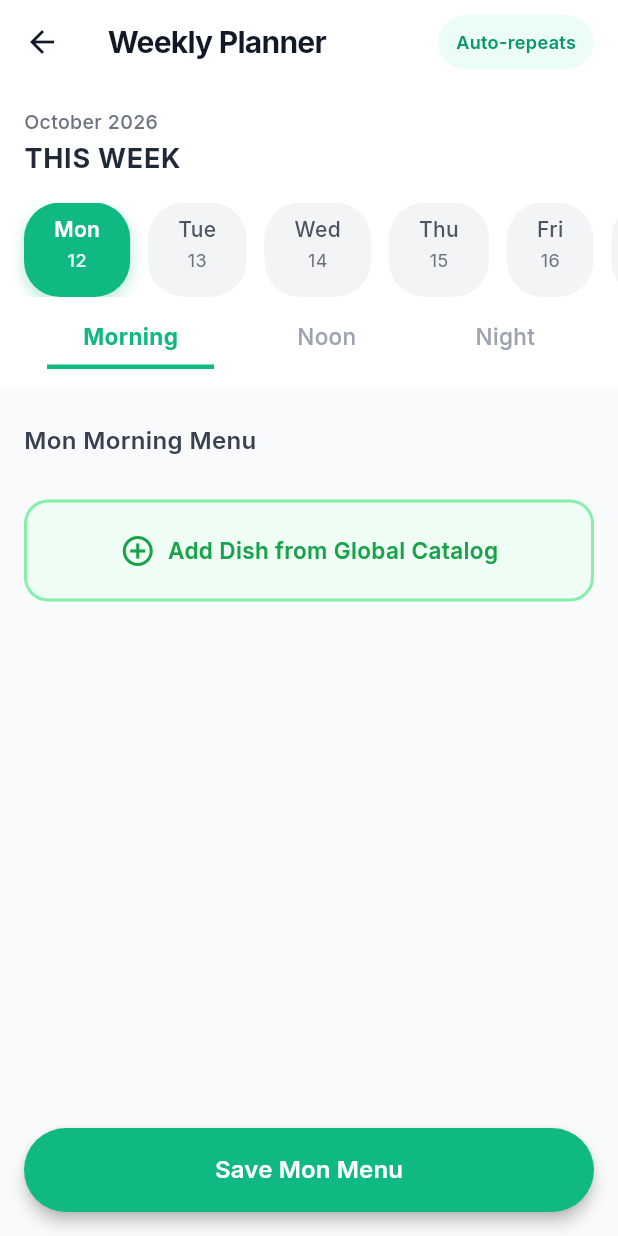
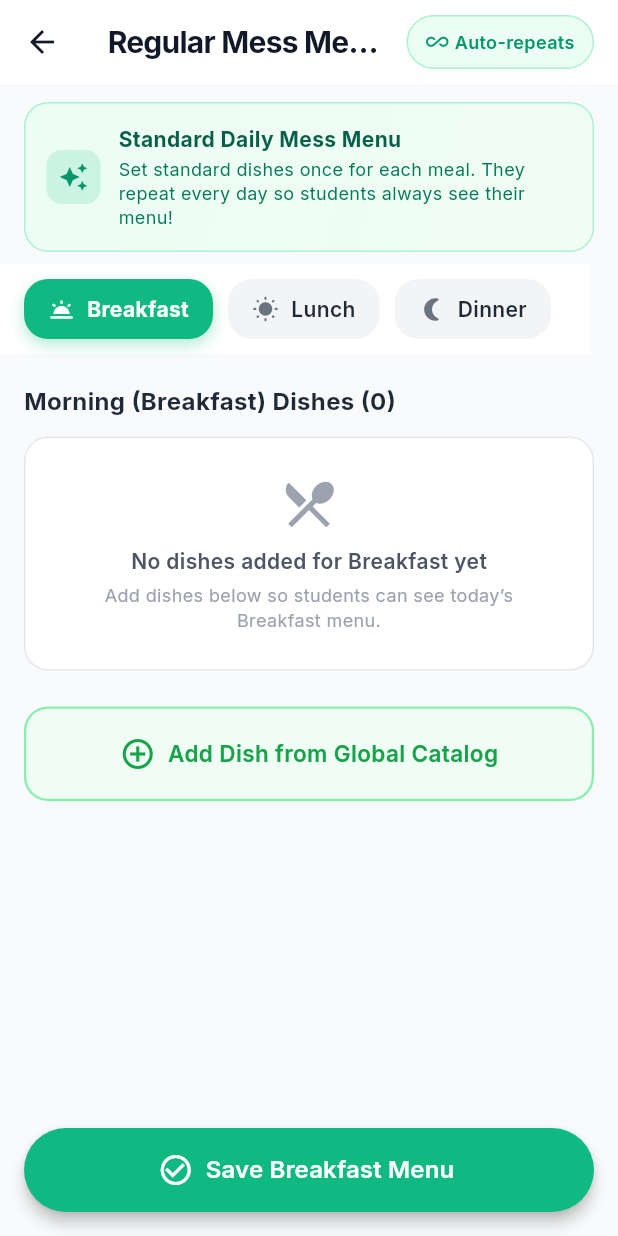
Before and after one commit to mohit-agnihotri/MessMate, a Flutter app: the OwnerMenuPlannerV2Page screen opened directly, on a phone screen of 412 x 824 dp. Run offline on Flutter 3.47's test engine with Material 3 defaults, Android fonts, the phone set to English and light mode, and no system bars; our stand-ins replace cached_network_image, cloud_firestore, firebase_auth, firebase_core, firebase_messaging, flutter_riverpod and 8 more; missing offline and left inert: flutter_quill; accounts and stored records are empty; generated files the repository leaves out were written again.

Commit message:
feat: simplify regular mess menu and ensure skip button is always accessible

```diff
--- a/lib/views/pages/owner/owner_menu_planner_v2_page.dart
+++ b/lib/views/pages/owner/owner_menu_planner_v2_page.dart
@@ -1,7 +1,6 @@
 import 'package:flutter/material.dart';
 import 'package:flutter_riverpod/flutter_riverpod.dart';
 import 'package:google_fonts/google_fonts.dart';
-import 'package:cached_network_image/cached_network_image.dart';
 
 import '../../../models/app_models.dart';
 import '../../../viewmodels/all_viewmodels.dart';
@@ -16,12 +15,68 @@ class OwnerMenuPlannerV2Page extends ConsumerStatefulWidget {
 
 class _OwnerMenuPlannerV2PageState
     extends ConsumerState<OwnerMenuPlannerV2Page> {
-  final List<String> _days = ['Mon', 'Tue', 'Wed', 'Thu', 'Fri', 'Sat', 'Sun'];
+
+  String _slotLabel(String slot) {
+    switch (slot) {
+      case 'morning':
+        return 'Morning (Breakfast)';
+      case 'noon':
+        return 'Noon (Lunch)';
+      case 'evening':
+        return 'Evening (Snacks)';
+      case 'night':
+        return 'Night (Dinner)';
+      default:
+        return slot[0].toUpperCase() + slot.substring(1);
+    }
+  }
+
+  String _slotShortLabel(String slot) {
+    switch (slot) {
+      case 'morning':
+        return 'Breakfast';
+      case 'noon':
+        return 'Lunch';
+      case 'evening':
+        return 'Snacks';
+      case 'night':
+        return 'Dinner';
+      default:
+        return slot[0].toUpperCase() + slot.substring(1);
+    }
+  }
+
+  IconData _slotIcon(String slot) {
+    switch (slot) {
+      case 'morning':
+        return Icons.wb_twilight_rounded;
+      case 'noon':
+        return Icons.wb_sunny_rounded;
+      case 'evening':
+        return Icons.coffee_rounded;
+      case 'night':
+        return Icons.nightlight_round;
+      default:
+        return Icons.restaurant_rounded;
+    }
+  }
 
   @override
   Widget build(BuildContext context) {
     final state = ref.watch(ownerMenuProvider);
     final viewModel = ref.read(ownerMenuProvider.notifier);
+
+    final enabledSlots = (state.mess != null
+            ? ['morning', 'noon', 'evening', 'night']
+                .where(
+                  (s) => state.mess!.mealTimings[s]?['enabled'] == 'true',
+                )
+                .toList()
+            : ['morning', 'noon', 'night']);
+
+    final activeSlot = enabledSlots.contains(state.selectedSlot)
+        ? state.selectedSlot
+        : (enabledSlots.isNotEmpty ? enabledSlots.first : 'noon');
 
     return Scaffold(
       backgroundColor: const Color(0xFFF9FAFB),
@@ -29,7 +84,7 @@ class _OwnerMenuPlannerV2PageState
         backgroundColor: Colors.white,
         elevation: 0,
         title: Text(
-          'Weekly Planner',
+          'Regular Mess Menu',
           style: GoogleFonts.inter(
             color: const Color(0xFF111827),
             fontSize: 20,
@@ -43,9 +98,19 @@ class _OwnerMenuPlannerV2PageState
             decoration: BoxDecoration(
               color: const Color(0xFFECFDF5),
               borderRadius: BorderRadius.circular(20),
+              border: Border.all(color: const Color(0xFFA7F3D0)),
             ),
             alignment: Alignment.center,
-            child: Text(
+            child: Row(
+              mainAxisSize: MainAxisSize.min,
+              children: [
+                const Icon(
+                  Icons.all_inclusive_rounded,
+                  size: 15,
+                  color: Color(0xFF059669),
+                ),
+                const SizedBox(width: 4),
+                Text(
                   'Auto-repeats',
                   style: GoogleFonts.inter(
                     color: const Color(0xFF059669),
@@ -53,100 +118,102 @@ class _OwnerMenuPlannerV2PageState
                     fontWeight: FontWeight.w600,
                   ),
                 ),
+              ],
+            ),
           ),
         ],
       ),
       body: state.isLoading && state.weeklyTemplates.isEmpty
           ? const Center(child: CircularProgressIndicator())
-          : Builder(
-              builder: (context) {
-                final now = DateTime.now();
-                final currentWeekday = now.weekday; // 1=Mon, 7=Sun
-                final startOfWeek = now.subtract(
-                  Duration(days: currentWeekday - 1),
-                );
-                const months = [
-                  'January',
-                  'February',
-                  'March',
-                  'April',
-                  'May',
-                  'June',
-                  'July',
-                  'August',
-                  'September',
-                  'October',
-                  'November',
-                  'December',
-                ];
-                final monthName = months[startOfWeek.month - 1];
-
-                return Column(
-                  children: [
-                    // Days of the week selector
-                    Container(
-                      color: Colors.white,
-                      padding: const EdgeInsets.only(top: 16, bottom: 8),
-                      child: Column(
+          : Column(
               crossAxisAlignment: CrossAxisAlignment.start,
               children: [
-                          Padding(
-                            padding: const EdgeInsets.symmetric(horizontal: 16),
+                // ── Info Banner ──
+                Container(
+                  margin: const EdgeInsets.fromLTRB(16, 12, 16, 8),
+                  padding: const EdgeInsets.all(14),
+                  decoration: BoxDecoration(
+                    gradient: const LinearGradient(
+                      colors: [Color(0xFFECFDF5), Color(0xFFF0FDF4)],
+                      begin: Alignment.topLeft,
+                      end: Alignment.bottomRight,
+                    ),
+                    borderRadius: BorderRadius.circular(16),
+                    border: Border.all(color: const Color(0xFFA7F3D0)),
+                  ),
+                  child: Row(
+                    children: [
+                      Container(
+                        padding: const EdgeInsets.all(8),
+                        decoration: BoxDecoration(
+                          color: const Color(0xFF10B981).withOpacity(0.15),
+                          borderRadius: BorderRadius.circular(10),
+                        ),
+                        child: const Icon(
+                          Icons.auto_awesome,
+                          color: Color(0xFF059669),
+                          size: 20,
+                        ),
+                      ),
+                      const SizedBox(width: 12),
+                      Expanded(
                         child: Column(
                           crossAxisAlignment: CrossAxisAlignment.start,
                           children: [
                             Text(
-                                  "$monthName ${startOfWeek.year}",
+                              'Standard Daily Mess Menu',
                               style: GoogleFonts.inter(
-                                    color: const Color(0xFF6B7280),
-                                    fontSize: 13,
-                                    fontWeight: FontWeight.w500,
+                                fontSize: 14,
+                                fontWeight: FontWeight.w700,
+                                color: const Color(0xFF065F46),
                               ),
                             ),
                             const SizedBox(height: 2),
                             Text(
-                                  "THIS WEEK",
+                              'Set standard dishes once for each meal. They repeat every day so students always see their menu!',
                               style: GoogleFonts.inter(
-                                    color: const Color(0xFF1F2937),
-                                    fontSize: 18,
-                                    fontWeight: FontWeight.w700,
-                                    letterSpacing: 0.5,
+                                fontSize: 12,
+                                color: const Color(0xFF047857),
+                                height: 1.3,
                               ),
                             ),
-                                const SizedBox(height: 16),
                           ],
                         ),
                       ),
-                          SingleChildScrollView(
+                    ],
+                  ),
+                ),
+
+                // ── Meal Slot Tabs (Derived Dynamically from Enabled Timings) ──
+                Container(
+                  color: Colors.white,
+                  padding: const EdgeInsets.symmetric(horizontal: 16, vertical: 10),
+                  child: SingleChildScrollView(
                     scrollDirection: Axis.horizontal,
-                            padding: const EdgeInsets.symmetric(horizontal: 16),
                     child: Row(
-                              children: _days.map((day) {
-                                final isSelected = day == state.selectedDay;
-                                final isToday =
-                                    day == _days[DateTime.now().weekday - 1];
-                                final dayIndex = _days.indexOf(day);
-                                final currentDayDate = startOfWeek.add(
-                                  Duration(days: dayIndex),
-                                );
-                                final dateStr = currentDayDate.day
-                                    .toString()
-                                    .padLeft(2, '0');
+                      children: enabledSlots.map((slot) {
+                        final isSelected = slot == activeSlot;
+                        final timings = state.mess?.mealTimings[slot];
+                        final timeStr = (timings != null &&
+                                timings['start'] != null &&
+                                timings['end'] != null)
+                            ? '${timings['start']} - ${timings['end']}'
+                            : '';
 
                         return GestureDetector(
-                                  onTap: () => viewModel.selectDay(day),
+                          onTap: () => viewModel.selectSlot(slot),
                           child: AnimatedContainer(
                             duration: const Duration(milliseconds: 200),
-                                    margin: const EdgeInsets.only(right: 12),
+                            margin: const EdgeInsets.only(right: 10),
                             padding: const EdgeInsets.symmetric(
-                                      horizontal: 20,
-                                      vertical: 8,
+                              horizontal: 16,
+                              vertical: 10,
                             ),
                             decoration: BoxDecoration(
                               color: isSelected
                                   ? const Color(0xFF10B981)
                                   : const Color(0xFFF3F4F6),
-                                      borderRadius: BorderRadius.circular(24),
+                              borderRadius: BorderRadius.circular(16),
                               boxShadow: isSelected
                                   ? [
                                       BoxShadow(
@@ -158,46 +225,45 @@ class _OwnerMenuPlannerV2PageState
                                     ]
                                   : [],
                             ),
-                                    child: Column(
+                            child: Row(
+                              mainAxisSize: MainAxisSize.min,
+                              children: [
+                                Icon(
+                                  _slotIcon(slot),
+                                  size: 18,
+                                  color: isSelected
+                                      ? Colors.white
+                                      : const Color(0xFF6B7280),
+                                ),
+                                const SizedBox(width: 8),
+                                Column(
+                                  crossAxisAlignment: CrossAxisAlignment.start,
                                   mainAxisSize: MainAxisSize.min,
                                   children: [
                                     Text(
-                                          day,
+                                      _slotShortLabel(slot),
                                       style: GoogleFonts.inter(
                                         color: isSelected
                                             ? Colors.white
-                                                : const Color(0xFF4B5563),
+                                            : const Color(0xFF1F2937),
                                         fontWeight: isSelected
-                                                ? FontWeight.w600
-                                                : FontWeight.w500,
+                                            ? FontWeight.w700
+                                            : FontWeight.w600,
                                         fontSize: 14,
                                       ),
                                     ),
-                                        const SizedBox(height: 2),
+                                    if (timeStr.isNotEmpty)
                                       Text(
-                                          dateStr,
+                                        timeStr,
                                         style: GoogleFonts.inter(
                                           color: isSelected
-                                                ? Colors.white.withOpacity(0.9)
-                                                : const Color(0xFF6B7280),
-                                            fontWeight: isSelected
-                                                ? FontWeight.w500
-                                                : FontWeight.w400,
-                                            fontSize: 12,
+                                              ? Colors.white.withOpacity(0.85)
+                                              : const Color(0xFF9CA3AF),
+                                          fontSize: 10,
+                                          fontWeight: FontWeight.w500,
                                         ),
                                       ),
-                                        const SizedBox(height: 4),
-                                        Container(
-                                          width: 4,
-                                          height: 4,
-                                          decoration: BoxDecoration(
-                                            color: isToday
-                                                ? (isSelected
-                                                      ? Colors.white
-                                                      : const Color(0xFFF59E0B))
-                                                : Colors.transparent,
-                                            shape: BoxShape.circle,
-                                          ),
+                                  ],
                                 ),
                               ],
                             ),
@@ -206,71 +272,11 @@ class _OwnerMenuPlannerV2PageState
                       }).toList(),
                     ),
                   ),
-                        ],
-                      ),
                 ),
 
-                    // Meal Slot Tabs
-                    Container(
-                      color: Colors.white,
-                      padding: const EdgeInsets.only(bottom: 12),
-                      child: Row(
-                        mainAxisAlignment: MainAxisAlignment.spaceEvenly,
-                        children:
-                            (state.mess != null
-                                    ? ['morning', 'noon', 'evening', 'night']
-                                          .where(
-                                            (s) =>
-                                                state
-                                                    .mess!
-                                                    .mealTimings[s]?['enabled'] ==
-                                                'true',
-                                          )
-                                          .toList()
-                                    : ['morning', 'noon', 'night'])
-                                .map((slot) {
-                                  final isSelected = slot == state.selectedSlot;
-                                  final label =
-                                      slot[0].toUpperCase() + slot.substring(1);
-                                  return GestureDetector(
-                                    onTap: () => viewModel.selectSlot(slot),
-                                    child: Container(
-                                      padding: const EdgeInsets.symmetric(
-                                        vertical: 8,
-                                        horizontal: 24,
-                                      ),
-                                      decoration: BoxDecoration(
-                                        border: Border(
-                                          bottom: BorderSide(
-                                            color: isSelected
-                                                ? const Color(0xFF10B981)
-                                                : Colors.transparent,
-                                            width: 3,
-                                          ),
-                                        ),
-                                      ),
-                                      child: Text(
-                                        label,
-                                        style: GoogleFonts.inter(
-                                          color: isSelected
-                                              ? const Color(0xFF10B981)
-                                              : const Color(0xFF9CA3AF),
-                                          fontWeight: isSelected
-                                              ? FontWeight.bold
-                                              : FontWeight.w500,
-                                          fontSize: 15,
-                                        ),
-                                      ),
-                                    ),
-                                  );
-                                })
-                                .toList(),
-                      ),
-                    ),
+                const SizedBox(height: 12),
 
-                    const SizedBox(height: 16),
-
-                    // Dishes List
+                // ── Dishes List ──
                 Expanded(
                   child: ListView(
                     padding: const EdgeInsets.symmetric(
@@ -279,14 +285,76 @@ class _OwnerMenuPlannerV2PageState
                     ),
                     children: [
                       Padding(
-                            padding: const EdgeInsets.only(bottom: 16),
-                            child: Text(
-                              '${state.selectedDay} ${state.selectedSlot[0].toUpperCase()}${state.selectedSlot.substring(1)} Menu',
+                        padding: const EdgeInsets.only(bottom: 12),
+                        child: Row(
+                          mainAxisAlignment: MainAxisAlignment.spaceBetween,
+                          children: [
+                            Text(
+                              '${_slotLabel(activeSlot)} Dishes (${state.selectedDishes.length})',
                               style: GoogleFonts.inter(
                                 fontSize: 16,
+                                fontWeight: FontWeight.w700,
+                                color: const Color(0xFF1F2937),
+                              ),
+                            ),
+                            if (state.selectedDishes.isNotEmpty)
+                              Container(
+                                padding: const EdgeInsets.symmetric(
+                                  horizontal: 8,
+                                  vertical: 3,
+                                ),
+                                decoration: BoxDecoration(
+                                  color: const Color(0xFFDCFCE7),
+                                  borderRadius: BorderRadius.circular(12),
+                                ),
+                                child: Text(
+                                  'Active Daily',
+                                  style: GoogleFonts.inter(
+                                    fontSize: 11,
                                     fontWeight: FontWeight.w600,
-                                color: const Color(0xFF374151),
+                                    color: const Color(0xFF15803D),
                                   ),
+                                ),
+                              ),
+                          ],
+                        ),
+                      ),
+
+                      if (state.selectedDishes.isEmpty)
+                        Container(
+                          margin: const EdgeInsets.only(bottom: 16),
+                          padding: const EdgeInsets.all(24),
+                          decoration: BoxDecoration(
+                            color: Colors.white,
+                            borderRadius: BorderRadius.circular(16),
+                            border: Border.all(color: const Color(0xFFE5E7EB)),
+                          ),
+                          child: Column(
+                            children: [
+                              const Icon(
+                                Icons.restaurant_menu_outlined,
+                                size: 40,
+                                color: Color(0xFF9CA3AF),
+                              ),
+                              const SizedBox(height: 8),
+                              Text(
+                                'No dishes added for ${_slotShortLabel(activeSlot)} yet',
+                                style: GoogleFonts.inter(
+                                  fontSize: 14,
+                                  fontWeight: FontWeight.w600,
+                                  color: const Color(0xFF4B5563),
+                                ),
+                              ),
+                              const SizedBox(height: 4),
+                              Text(
+                                'Add dishes below so students can see today’s ${_slotShortLabel(activeSlot)} menu.',
+                                style: GoogleFonts.inter(
+                                  fontSize: 12,
+                                  color: const Color(0xFF9CA3AF),
+                                ),
+                                textAlign: TextAlign.center,
+                              ),
+                            ],
                           ),
                         ),
 
@@ -294,20 +362,20 @@ class _OwnerMenuPlannerV2PageState
                         (dish) => _buildDishCard(dish, viewModel),
                       ),
 
-                          const SizedBox(height: 12),
+                      const SizedBox(height: 8),
 
                       // Add Dish Button
                       GestureDetector(
                         onTap: () =>
                             _showGlobalSearchBottomSheet(context, ref),
                         child: Container(
-                              padding: const EdgeInsets.symmetric(vertical: 20),
+                          padding: const EdgeInsets.symmetric(vertical: 18),
                           decoration: BoxDecoration(
                             color: const Color(0xFFF0FDF4),
                             borderRadius: BorderRadius.circular(16),
                             border: Border.all(
                               color: const Color(0xFF86EFAC),
-                                  width: 2,
+                              width: 1.5,
                               style: BorderStyle.solid,
                             ),
                           ),
@@ -339,8 +407,6 @@ class _OwnerMenuPlannerV2PageState
                   ),
                 ),
               ],
-                );
-              },
             ),
       // Save Button
       floatingActionButtonLocation: FloatingActionButtonLocation.centerFloat,
@@ -356,8 +422,11 @@ class _OwnerMenuPlannerV2PageState
                     await viewModel.saveTemplate();
                     if (mounted) {
                       ScaffoldMessenger.of(context).showSnackBar(
-                        const SnackBar(
-                          content: Text('Menu saved successfully!'),
+                        SnackBar(
+                          content: Text(
+                            '${_slotShortLabel(activeSlot)} menu saved and active for all days!',
+                          ),
+                          backgroundColor: const Color(0xFF10B981),
                         ),
                       );
                     }
@@ -367,8 +436,12 @@ class _OwnerMenuPlannerV2PageState
                   shape: RoundedRectangleBorder(
                     borderRadius: BorderRadius.circular(28),
                   ),
+                  icon: const Icon(
+                    Icons.check_circle_outline,
+                    color: Colors.white,
+                  ),
                   label: Text(
-                    'Save ${state.selectedDay} Menu',
+                    'Save ${_slotShortLabel(activeSlot)} Menu',
                     style: GoogleFonts.inter(
                       color: Colors.white,
                       fontSize: 16,
```
Also changed, not shown: lib/models/firebase_service.dart (+31 -9 lines), lib/viewmodels/all_viewmodels.dart (+30 -15 lines), lib/views/pages/student/student_home_page.dart (+28 -63 lines). Lines whose indentation alone changed are shown as unchanged.
